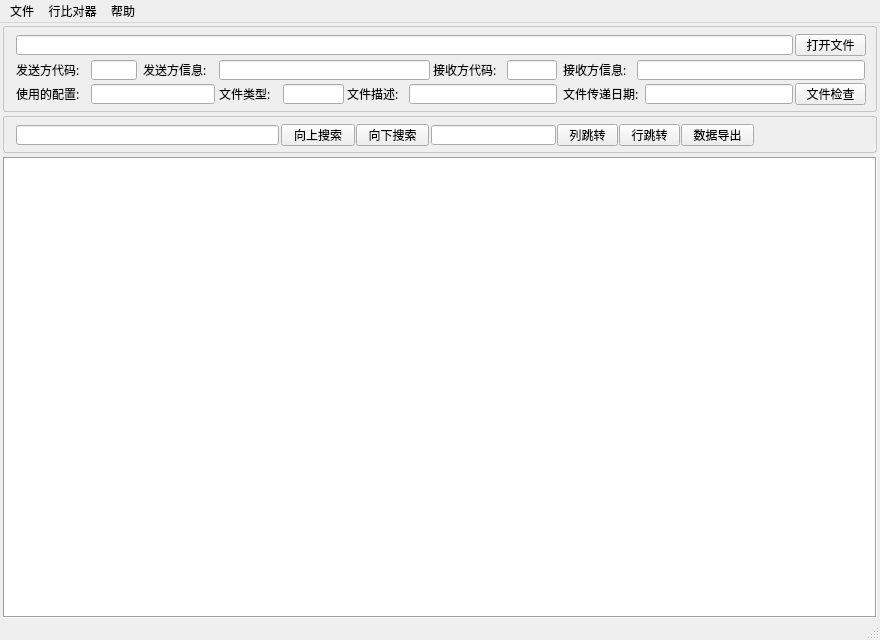
Above: src/mainwindow.ui from cnldw/FinanceFileReader before the change. Below: the same form after it.
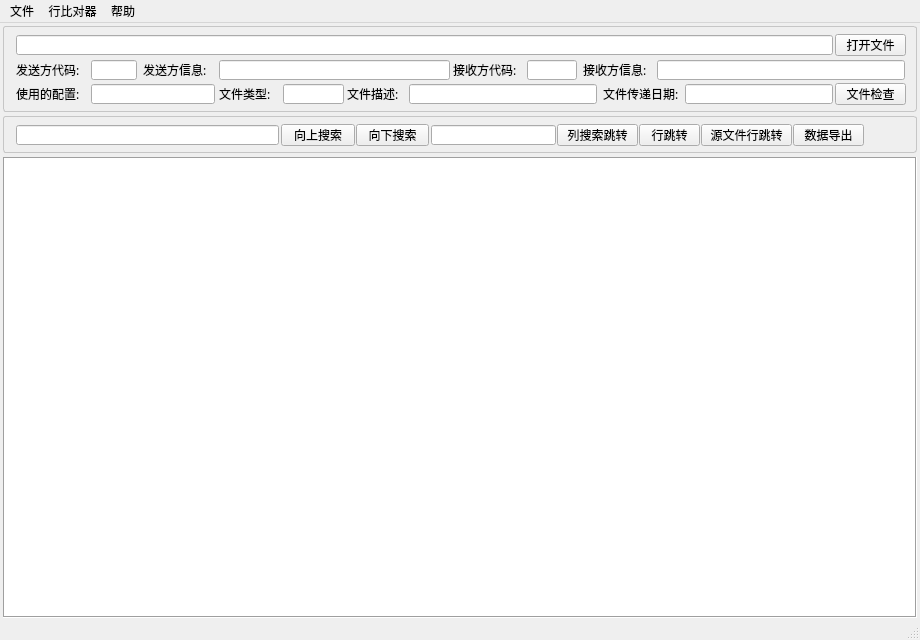
That is the form after the change. Icons and pictures are not drawn.

Commit message: 增加源文件行跳转功能

Diff of the .ui file:
```diff
--- a/src/mainwindow.ui
+++ b/src/mainwindow.ui
@@ -6,13 +6,13 @@
    <rect>
     <x>0</x>
     <y>0</y>
-    <width>880</width>
+    <width>920</width>
     <height>640</height>
    </rect>
   </property>
   <property name="minimumSize">
    <size>
-    <width>880</width>
+    <width>920</width>
     <height>640</height>
    </size>
   </property>
@@ -89,7 +89,7 @@
         <rect>
          <x>13</x>
          <y>9</y>
-         <width>777</width>
+         <width>817</width>
          <height>20</height>
         </rect>
        </property>
@@ -100,7 +100,7 @@
       <widget class="QPushButton" name="pushButtonOpenFile">
        <property name="geometry">
         <rect>
-         <x>792</x>
+         <x>832</x>
          <y>8</y>
          <width>71</width>
          <height>22</height>
@@ -151,7 +151,7 @@
         <rect>
          <x>216</x>
          <y>34</y>
-         <width>211</width>
+         <width>231</width>
          <height>20</height>
         </rect>
        </property>
@@ -159,7 +159,7 @@
       <widget class="QLabel" name="labelRecCode">
        <property name="geometry">
         <rect>
-         <x>430</x>
+         <x>450</x>
          <y>34</y>
          <width>71</width>
          <height>20</height>
@@ -172,7 +172,7 @@
       <widget class="QLineEdit" name="lineEditRecCode">
        <property name="geometry">
         <rect>
-         <x>504</x>
+         <x>524</x>
          <y>34</y>
          <width>50</width>
          <height>20</height>
@@ -182,7 +182,7 @@
       <widget class="QLabel" name="labeTRecInfo">
        <property name="geometry">
         <rect>
-         <x>560</x>
+         <x>580</x>
          <y>34</y>
          <width>71</width>
          <height>20</height>
@@ -195,9 +195,9 @@
       <widget class="QLineEdit" name="lineEditRecInfo">
        <property name="geometry">
         <rect>
-         <x>634</x>
+         <x>654</x>
          <y>34</y>
-         <width>228</width>
+         <width>248</width>
          <height>20</height>
         </rect>
        </property>
@@ -266,7 +266,7 @@
         <rect>
          <x>406</x>
          <y>58</y>
-         <width>148</width>
+         <width>188</width>
          <height>20</height>
         </rect>
        </property>
@@ -274,7 +274,7 @@
       <widget class="QLabel" name="labelFileTransferDate">
        <property name="geometry">
         <rect>
-         <x>560</x>
+         <x>600</x>
          <y>58</y>
          <width>81</width>
          <height>20</height>
@@ -287,7 +287,7 @@
       <widget class="QLineEdit" name="lineEditFileTransferDate">
        <property name="geometry">
         <rect>
-         <x>642</x>
+         <x>682</x>
          <y>58</y>
          <width>148</width>
          <height>20</height>
@@ -297,7 +297,7 @@
       <widget class="QPushButton" name="pushButtonOpenFile_2">
        <property name="geometry">
         <rect>
-         <x>792</x>
+         <x>832</x>
          <y>57</y>
          <width>71</width>
          <height>22</height>
@@ -407,7 +407,7 @@
         <rect>
          <x>554</x>
          <y>8</y>
-         <width>61</width>
+         <width>81</width>
          <height>22</height>
         </rect>
        </property>
@@ -419,15 +419,15 @@
 +++++++++++++++++++++++++++++++++++++++++++</string>
        </property>
        <property name="text">
-        <string>列跳转</string>
+        <string>列搜索跳转</string>
        </property>
       </widget>
       <widget class="QPushButton" name="pushButtonNextSearch_3">
        <property name="geometry">
         <rect>
-         <x>678</x>
+         <x>790</x>
          <y>8</y>
-         <width>73</width>
+         <width>71</width>
          <height>22</height>
         </rect>
        </property>
@@ -441,7 +441,7 @@
       <widget class="QPushButton" name="pushButtonNextSearch_4">
        <property name="geometry">
         <rect>
-         <x>616</x>
+         <x>636</x>
          <y>8</y>
          <width>61</width>
          <height>22</height>
@@ -454,6 +454,28 @@
         <string>行跳转</string>
        </property>
       </widget>
+      <widget class="QPushButton" name="pushButtonRowJump2">
+       <property name="geometry">
+        <rect>
+         <x>698</x>
+         <y>8</y>
+         <width>91</width>
+         <height>22</height>
+        </rect>
+       </property>
+       <property name="toolTip">
+        <string>+++++++++++++++++++++++++++++++++++++++++++
+此功能为快速行跳转功能,将垂直进度条滚动到输
+入的源文件行,比如你使用文本编辑器打开数据文
+件,发现文件第100行内容有问题,你可以在这里直
+接输入100跳转到该行（文件第100行并不是记录第
+100行）
++++++++++++++++++++++++++++++++++++++++++++</string>
+       </property>
+       <property name="text">
+        <string>源文件行跳转</string>
+       </property>
+      </widget>
      </widget>
     </item>
     <item>
@@ -477,7 +499,7 @@
     <rect>
      <x>0</x>
      <y>0</y>
-     <width>880</width>
+     <width>920</width>
      <height>23</height>
     </rect>
    </property>
```
Left out of the diff: 8 changed lines with no effect on the pictures. The commit also changes 7 other files.
